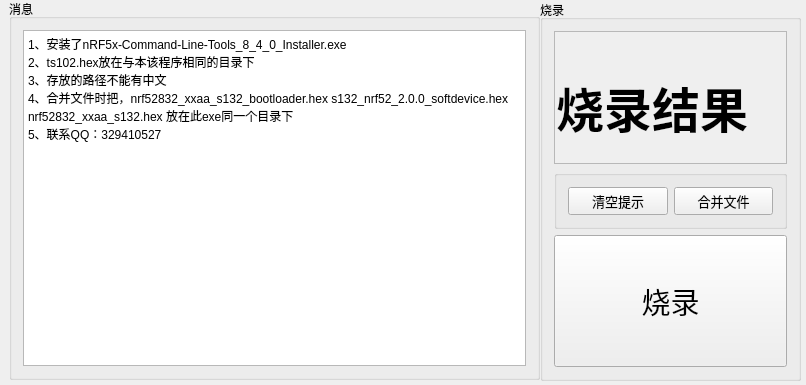
This is NodicProgram/mainwindow.ui in weiqifa0/nodicprogramming as Qt 5 draws it before an edit. The edited form follows.
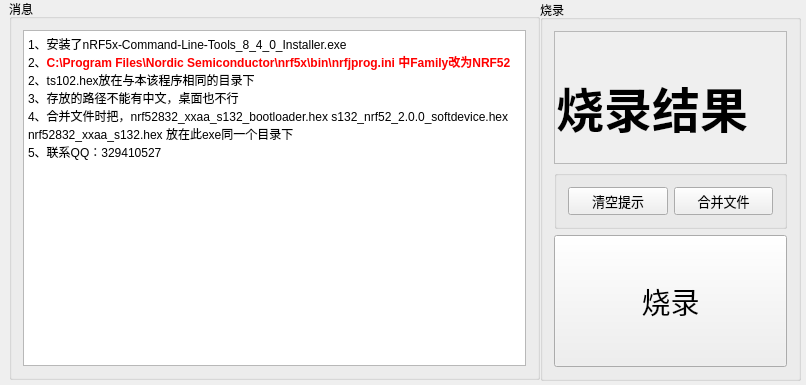
This is the edited form.

Commit message: [问题描述]:烧录成功后提醒颜色修改 [评审人]:韦启发 	modified:   NodicProgram/NodicProgram.pro.user 	modified:   NodicProgram/mainwindow.cpp 	modified:   NodicProgram/mainwindow.ui

The edit to the form file:
```diff
--- a/NodicProgram/mainwindow.ui
+++ b/NodicProgram/mainwindow.ui
@@ -211,8 +211,9 @@
 p, li { white-space: pre-wrap; }
 &lt;/style&gt;&lt;/head&gt;&lt;body style=&quot; font-family:'SimSun'; font-size:9pt; font-weight:400; font-style:normal;&quot;&gt;
 &lt;p style=&quot; margin-top:0px; margin-bottom:0px; margin-left:0px; margin-right:0px; -qt-block-indent:0; text-indent:0px;&quot;&gt;1、安装了nRF5x-Command-Line-Tools_8_4_0_Installer.exe&lt;/p&gt;
+&lt;p style=&quot; margin-top:0px; margin-bottom:0px; margin-left:0px; margin-right:0px; -qt-block-indent:0; text-indent:0px;&quot;&gt;2、&lt;span style=&quot; font-weight:600; color:#ff0000;&quot;&gt;C:\Program Files\Nordic Semiconductor\nrf5x\bin\nrfjprog.ini 中Family改为NRF52&lt;/span&gt;&lt;/p&gt;
 &lt;p style=&quot; margin-top:0px; margin-bottom:0px; margin-left:0px; margin-right:0px; -qt-block-indent:0; text-indent:0px;&quot;&gt;2、ts102.hex放在与本该程序相同的目录下&lt;/p&gt;
-&lt;p style=&quot; margin-top:0px; margin-bottom:0px; margin-left:0px; margin-right:0px; -qt-block-indent:0; text-indent:0px;&quot;&gt;3、存放的路径不能有中文&lt;/p&gt;
+&lt;p style=&quot; margin-top:0px; margin-bottom:0px; margin-left:0px; margin-right:0px; -qt-block-indent:0; text-indent:0px;&quot;&gt;3、存放的路径不能有中文，桌面也不行&lt;/p&gt;
 &lt;p style=&quot; margin-top:0px; margin-bottom:0px; margin-left:0px; margin-right:0px; -qt-block-indent:0; text-indent:0px;&quot;&gt;4、合并文件时把，nrf52832_xxaa_s132_bootloader.hex s132_nrf52_2.0.0_softdevice.hex nrf52832_xxaa_s132.hex 放在此exe同一个目录下&lt;/p&gt;
 &lt;p style=&quot; margin-top:0px; margin-bottom:0px; margin-left:0px; margin-right:0px; -qt-block-indent:0; text-indent:0px;&quot;&gt;5、联系QQ：329410527 &lt;/p&gt;&lt;/body&gt;&lt;/html&gt;</string>
        </property>
```
Left out of the diff: 3 changed lines with no effect on the pictures. The commit also changes 2 other files.
